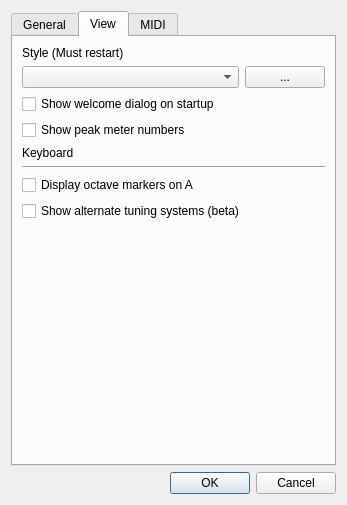
This is src/editor/SettingsDialog.ui in yuxshao/ptcollab as Qt 5 draws it before an edit. The edited form follows.
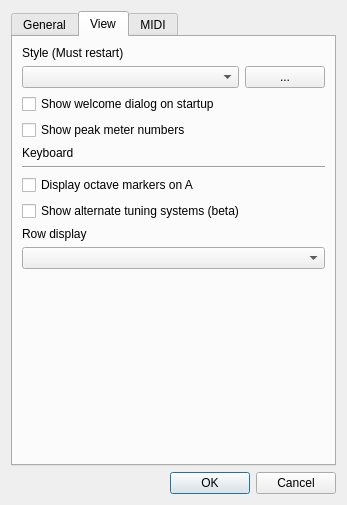
This is the edited form.

Commit message: add extra combo box for row display quant

Patch:
```diff
--- a/src/editor/SettingsDialog.ui
+++ b/src/editor/SettingsDialog.ui
@@ -169,6 +169,16 @@
          </property>
         </widget>
        </item>
+       <item>
+        <widget class="QLabel" name="label_4">
+         <property name="text">
+          <string>Row display</string>
+         </property>
+        </widget>
+       </item>
+       <item>
+        <widget class="QComboBox" name="rowDisplayCombo"/>
+       </item>
        <item>
         <spacer name="verticalSpacer_3">
          <property name="orientation">
```
The commit also changes 5 other files.
